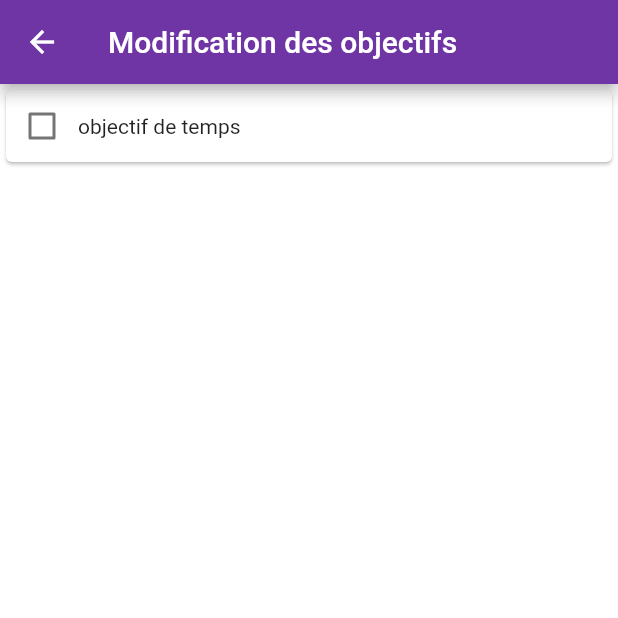
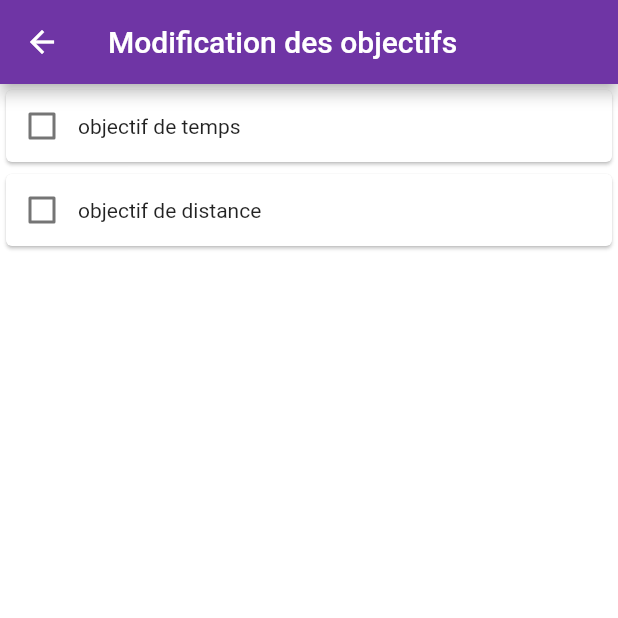
Before and after one commit to soni2261/Runex, a Flutter app: the CreerObjectif screen opened directly, on a phone screen of 412 x 824 dp, the top half of it. Run offline on Flutter 3.47's test engine with Material 2 defaults, Android fonts, the phone set to English and light mode, and no system bars; our stand-ins replace flutter_svg, numberpicker; statements that could not run were skipped.

Commit message:
Revert "Revert "Merge branch 'main' of https://github.com/soni2261/Runex into main""
This reverts commit 93c31ceab2cbaa5e4da989cb4b21cb65717d8cfc.

```diff
--- a/runex/lib/Screens/Profil/Onglets/Objectifs/Creation_Objectifs/CreerObjectif.dart
+++ b/runex/lib/Screens/Profil/Onglets/Objectifs/Creation_Objectifs/CreerObjectif.dart
@@ -1,4 +1,5 @@
 import 'package:flutter/material.dart';
+import 'package:numberpicker/numberpicker.dart';
 
 class CreerObjectif extends StatefulWidget {
   @override
@@ -7,32 +8,33 @@ class CreerObjectif extends StatefulWidget {
 
 class _CreerObjectifState extends State<CreerObjectif> {
   bool veutObjectifTemps = false;
-  int nbListeSport = 10;
+  bool veutObjectifDistance = false;
+  String typeObjectif;
+  String uniteObjectif;
+
+  double _firstCurrentDoubleValue = 0.0;
+  double _secondCurrentDoubleValue = 0.0;
+  double _thirdCurrentDoubleValue = 0.0;
+
+  int currentButton = 1;
+
+  NumberPicker decimalNumberPicker;
+
   Widget build(BuildContext context) {
+    _initializeNumberPickers();
     return Scaffold(
         appBar: AppBar(title: Text('Modification des objectifs')),
         body: Container(
           child: Column(
             children: [
-              _buildCarteObjectif(),
+              _buildCarteObjectif("temps"),
+              _buildCarteObjectif("distance"),
             ],
           ),
         ));
   }
 
-  ListView _buildListView() {
-    return ListView.builder(
-      itemCount: nbListeSport,
-      itemBuilder: (_, index) {
-        return ListTile(
-          title: Text('The list item #$index'),
-          leading: Icon(Icons.delete_outline),
-        );
-      }, //context, which we dont need to specify, and index
-    );
-  }
-
-  // Widget _buildDropDownList(){
+  // Widget _buildDropDownList() {
   //   String dropdownValue = 'Three';
 
   //   return DropDownButton<String>(
@@ -40,44 +42,125 @@ class _CreerObjectifState extends State<CreerObjectif> {
   //   );
   // }
 
-  Widget _buildCarteObjectif() {
+  void _initializeNumberPickers() {
+    decimalNumberPicker = new NumberPicker.decimal(
+      initialValue: _firstCurrentDoubleValue,
+      minValue: 0,
+      maxValue: 12,
+      decimalPlaces: 2,
+      onChanged: (value) => setState(() => _firstCurrentDoubleValue = value),
+    );
+  }
+
+  Future _showDoubleDialog(int currentButton) async {
+    await showDialog<double>(
+      context: context,
+      builder: (BuildContext context) {
+        return new NumberPickerDialog.decimal(
+          minValue: 0,
+          maxValue: 12,
+          decimalPlaces: 2,
+          initialDoubleValue: _firstCurrentDoubleValue,
+          title: new Text("Duree de l'entrainement"),
+        );
+      },
+    ).then((num value) {
+      if (value != null) {
+        if (currentButton == 1) {
+          setState(() => _firstCurrentDoubleValue = value);
+        } else if (currentButton == 2) {
+          setState(() => _secondCurrentDoubleValue = value);
+        } else if (currentButton == 3) {
+          setState(() => _thirdCurrentDoubleValue = value);
+        }
+      }
+    });
+  }
+
+  Widget _buildCarteObjectif(String typeObjectif) {
     return Card(
       child: Column(
         children: [
           Row(
+            mainAxisAlignment: MainAxisAlignment.start,
             children: [
               Checkbox(
-                value: veutObjectifTemps,
+                value: veutObjectif(typeObjectif),
                 onChanged: (bool value) {
                   setState(() {
-                    veutObjectifTemps = value;
+                    if (typeObjectif == "temps") {
+                      veutObjectifTemps = value;
+                    } else if (typeObjectif == "distance") {
+                      veutObjectifDistance = value;
+                    }
                   });
                 },
               ),
-              Text('objectif de temps'),
+              Text('objectif de $typeObjectif'),
             ],
           ),
           Visibility(
-            child: Row(
+            child: Column(
               children: [
-                ElevatedButton(
-                  onPressed: () {},
-                  child: Icon(Icons.add),
+                Row(
+                  mainAxisAlignment: MainAxisAlignment.spaceEvenly,
+                  children: [
+                    Icon(Icons.directions_bike),
+                    Text("durée de l'entrainement: "),
+                    RaisedButton(
+                      onPressed: () => _showDoubleDialog(1),
+                      child: Text("$_firstCurrentDoubleValue h"),
+                    ),
+                  ],
                 ),
-                Text('ajouter un sport'),
+                Row(
+                  mainAxisAlignment: MainAxisAlignment.spaceEvenly,
+                  children: [
+                    Icon(Icons.directions_run),
+                    Text("durée de l'entrainement: "),
+                    RaisedButton(
+                      onPressed: () => _showDoubleDialog(2),
+                      child: Text("$_secondCurrentDoubleValue h"),
+                    ),
+                  ],
+                ),
+                Row(
+                  mainAxisAlignment: MainAxisAlignment.spaceEvenly,
+                  children: [
+                    Icon(Icons.directions_walk),
+                    Text("durée de l'entrainement: "),
+                    RaisedButton(
+                      onPressed: () => _showDoubleDialog(3),
+                      child: Text("$_thirdCurrentDoubleValue h"),
+                    ),
+                  ],
+                ),
               ],
             ),
-            visible: veutObjectifTemps, //veutObjectifTemps,
-          ),
-          Visibility(
-            child: Container(
-              height: 200,
-              child: _buildListView(),
-            ),
-            visible: veutObjectifTemps,
+            visible: veutObjectif(typeObjectif), //veutObjectifTemps,
           ),
         ],
       ),
     );
   }
+
+  bool veutObjectif(String typeObjectif) {
+    if (typeObjectif == "temps") {
+      return veutObjectifTemps;
+    } else if (typeObjectif == "distance") {
+      return veutObjectifDistance;
+    } else {
+      return false;
+    }
+  }
+
+  String uniteDeObjectif(String typeObjectif){
+    if (typeObjectif == "temps") {
+      return "h";
+    } else if (typeObjectif == "distance") {
+      return "km";
+    } else {
+      return "h";
+    }
+  }
 }
--- a/runex/lib/Screens/Profil/Onglets/Objectifs/objectifs.dart
+++ b/runex/lib/Screens/Profil/Onglets/Objectifs/objectifs.dart
@@ -17,6 +17,7 @@ class _ObjectifsState extends State<Objectifs> {
       child: ElevatedButton(
         onPressed: () {
           Navigator.of(context).push(MaterialPageRoute(
+            //builder: (context) => CreerObjectif(),
             builder: (context) => CreerObjectif(),
           ));
         },
--- a/runex/lib/Screens/Profil/profil.dart
+++ b/runex/lib/Screens/Profil/profil.dart
@@ -3,7 +3,7 @@ import 'package:runex/constants.dart';
 import 'Onglets/Statistiques/statistiques.dart';
 import 'Onglets/Objectifs/objectifs.dart';
 import 'Onglets/Historique/historique.dart';
-import 'package:runex/constants.dart';
+//import 'package:runex/constants.dart';
 
 class Profil extends StatelessWidget {
   @override
--- a/runex/pubspec.yaml
+++ b/runex/pubspec.yaml
@@ -25,6 +25,8 @@ dependencies:
     sdk: flutter
 
   flutter_svg: ^0.18.0
+
+  numberpicker: ^1.3.0
 
 
   # The following adds the Cupertino Icons font to your application.
```
Also changed, not shown: runex/lib/Screens/Profil/Onglets/Objectifs/Creation_Objectifs/temps.dart (added, +81 -0 lines), runex/pubspec.lock.
